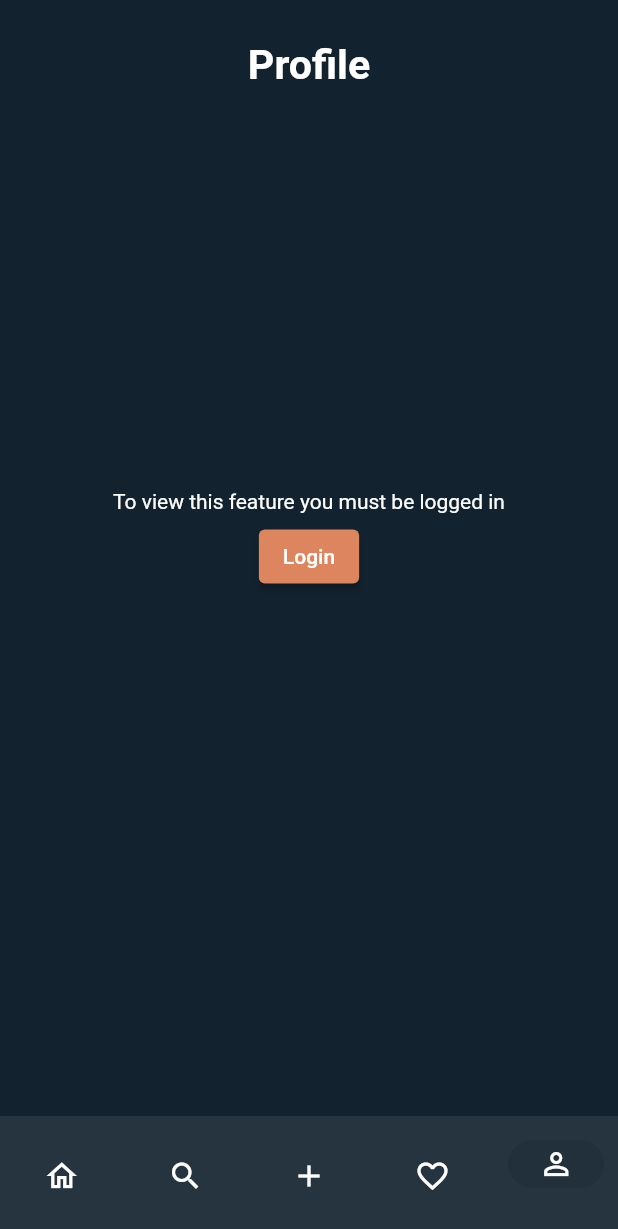
After one commit to Qaiser926/main, a Flutter app: the screen it shows after launch, item 5 of the bottom bar chosen, after a tap on "Login", on a phone screen of 412 x 824 dp. The commit adds this screen. Shown: the top 1229 px of the screen. Run offline on Flutter 3.47's test engine with Material 2 defaults, Android fonts, the phone set to English and light mode, and no system bars; our stand-ins replace carousel_slider, flutter_map, flutter_screenutil, flutter_svg, freezed_annotation, geolocator and 8 more; missing offline and left inert: add_2_calendar, amplify_api, amplify_auth_cognito, amplify_flutter, instant, maps_launcher; generated files the repository leaves out were written again.

Commit message:
several changes regarding not logged in screen and profile page

```diff
--- a/assets/i18n/app_de.arb
+++ b/assets/i18n/app_de.arb
@@ -112,6 +112,7 @@
   "unlimited": "Unlimitiert",
 
   "search": "Suche",
+  "discover": "Entdecken",
   "results": "Suchergebnisse",
 
   "from": "Von",
--- a/assets/i18n/app_en.arb
+++ b/assets/i18n/app_en.arb
@@ -114,6 +114,7 @@
   "unlimited": "Unlimited",
 
   "search": "Search",
+   "discover": "Discover",
   "results": "Search Results",
 
   "from": "From",
--- a/lib/core/favourites/favourite_screen.dart
+++ b/lib/core/favourites/favourite_screen.dart
@@ -1,4 +1,5 @@
 import 'package:flutter/material.dart';
+import 'package:othia/widgets/not_logged_in.dart';
 
 import '../../modules/models/favourite_event_and_activity/favourite_events_and_activities.dart';
 import '../../utils/services/rest-api/rest_api_service.dart';
@@ -20,6 +21,9 @@ class _FavouritePageState extends State<FavouritePage>
   late final TabController _tabController;
   late Future<Object> future;
 
+  //TODO once we can get account from amazon
+  bool isLoggedIn = true;
+
   @override
   bool get wantKeepAlive => true;
 
@@ -27,6 +31,7 @@ class _FavouritePageState extends State<FavouritePage>
 
   @override
   void initState() {
+    // TODO decide if logged in or not
     future = RestService().fetchFavouriteEventsAndActivities();
     super.initState();
     _tabController = TabController(
@@ -35,8 +40,18 @@ class _FavouritePageState extends State<FavouritePage>
     );
   }
 
+  Widget getLoggedInBody() {
+    return FutureBuilder(
+        future: future,
+        builder: (context, snapshot) {
+          return snapshotHandler(snapshot, futureFulfilledWidget, []);
+        });
+  }
+
   @override
   Widget build(BuildContext context) {
+    Widget body = getLoggedInSensitiveBody(
+        isLoggedIn: isLoggedIn, loggedInWidget: getLoggedInBody());
     super.build(context);
     return
         // KeepAlive(
@@ -49,14 +64,10 @@ class _FavouritePageState extends State<FavouritePage>
           tabController: _tabController,
           context: context,
         ),
-        body: FutureBuilder(
-            future: future,
-            builder: (context, snapshot) {
-              return snapshotHandler(snapshot, futureFulfilledWidget, []);
-            }),
+        body: body,
       ),
-      // ),
-    );
+        // ),
+      );
   }
 
   Widget futureFulfilledWidget(Map<String, dynamic> json) {
--- a/lib/core/main_page.dart
+++ b/lib/core/main_page.dart
@@ -3,6 +3,7 @@ import 'package:flutter/material.dart';
 import 'package:flutter_gen/gen_l10n/app_localizations.dart';
 import 'package:othia/constants/app_constants.dart';
 import 'package:othia/core/home/home_page.dart';
+import 'package:othia/core/profile/profile.dart';
 import 'package:othia/core/search/search.dart';
 import 'package:provider/provider.dart';
 
@@ -17,7 +18,7 @@ class MainPage extends StatelessWidget {
     SearchPage(),
     const Add(),
     const FavouritePage(),
-    // const ProfilePage(),
+    const ProfilePage(),
   ];
   final PageController _pageController = PageController(initialPage: 0);
 
--- /dev/null
+++ b/lib/core/profile/profile.dart
@@ -0,0 +1,121 @@
+import 'package:flutter/material.dart';
+import 'package:flutter_screenutil/flutter_screenutil.dart';
+import 'package:othia/widgets/not_logged_in.dart';
+
+import '../../constants/colors.dart';
+import '../../utils/ui/ui_utils.dart';
+
+class ProfilePage extends StatefulWidget {
+  const ProfilePage({Key? key}) : super(key: key);
+
+  @override
+  State<ProfilePage> createState() => _ProfilePageState();
+}
+
+class _ProfilePageState extends State<ProfilePage> {
+  late Future<Object> userInfo;
+
+  bool userLoggedIn = false;
+
+  @override
+  void initState() {
+    // TODO how to receive the user id?
+    // String userId = Get.arguments[NavigatorConstants.EventActivityId] ?? "1";
+    // if (userId != null) {
+    //   // TODO get user info
+    //   userInfo =
+    //       RestService().fetchEventOrActivityDetails(eventOrActivityId: userId);
+    // }
+    super.initState();
+  }
+
+  @override
+  Widget build(BuildContext context) {
+    Widget body;
+    Widget appBarAction;
+    if (userLoggedIn) {
+      body = getProfilePage();
+      appBarAction = GestureDetector(
+          onTap: () {
+            // TODO send to options page
+            // Constant.sendToNext(context, Routes.settingRoute);
+          },
+          child: Icon(
+            Icons.settings,
+            size: 24.h,
+          ));
+    } else {
+      body = getNotLoggedIn();
+      appBarAction = SizedBox();
+    }
+
+    return SafeArea(
+        child: Scaffold(
+            appBar: AppBar(
+                toolbarHeight: 73.h,
+                elevation: 0,
+                title: Text(
+                  // TODO
+                  "Profile",
+                ),
+                centerTitle: true,
+                actions: [appBarAction, getHorSpace(20.h)],
+                automaticallyImplyLeading: false),
+            body: body));
+  }
+
+  Widget getProfilePage() {
+    return Expanded(
+        flex: 1,
+        child: ListView(
+          primary: true,
+          shrinkWrap: true,
+          children: [
+            buildProfileSection(),
+            getVerSpace(20.h),
+            // TODO include hosted event/ activity widget
+          ],
+        ));
+  }
+}
+
+Container buildProfileSection() {
+  return Container(
+    // TODO
+    color: accentColor.withOpacity(0.05),
+    width: double.infinity,
+    child: Column(
+      children: [
+        getVerSpace(31.h),
+        Stack(
+          alignment: Alignment.bottomRight,
+          children: [
+            // TODO
+            getAssetImage("profile_image.png", width: 110.h, height: 110.h),
+            Positioned(
+                child: Container(
+              height: 30.h,
+              width: 30.h,
+              decoration: BoxDecoration(
+                  borderRadius: BorderRadius.circular(20.h),
+                  color: Colors.white,
+                  boxShadow: [
+                    BoxShadow(
+                        color: shadowColor,
+                        offset: const Offset(0, 8),
+                        blurRadius: 27)
+                  ]),
+              padding: EdgeInsets.all(5.h),
+              child: getSvgImage("edit.svg", width: 20.h, height: 20.h),
+            ))
+          ],
+        ),
+        getVerSpace(15.h),
+        // TODO
+        Text("Jenny Wilson"),
+        // Contact details
+        getVerSpace(20.h),
+      ],
+    ),
+  );
+}
--- a/lib/core/search/search_pages/initial_search_page.dart
+++ b/lib/core/search/search_pages/initial_search_page.dart
@@ -19,7 +19,7 @@ class InitialSearchPage extends StatelessWidget {
           primary: true,
           appBar: DropDownAppBar(
               context: context,
-              appBarTitle: AppLocalizations.of(context)!.search,
+              appBarTitle: AppLocalizations.of(context)!.discover,
               automaticallyImplyLeading: false),
           body: CategoryFilter(
             context: context,
--- a/lib/utils/ui/ui_utils.dart
+++ b/lib/utils/ui/ui_utils.dart
@@ -1,10 +1,10 @@
 import 'package:flutter/material.dart';
 import 'package:flutter/widgets.dart';
 import 'package:flutter_screenutil/flutter_screenutil.dart';
+import 'package:flutter_svg/svg.dart';
+import 'package:readmore/readmore.dart';
 
 import '../../constants/asset_constants.dart';
-import 'package:readmore/readmore.dart';
-import 'package:flutter_svg/svg.dart';
 
 Image getAssetImage(String image,
     {double? width,
@@ -35,6 +35,7 @@ AppBar getToolBar(Function function, {Widget? title, bool leading = true}) {
                   function();
                 },
                 child:
+                // TODO
                     getSvgImage("arrow_back.svg", height: 24.h, width: 24.h)),
           )
         : null,
--- /dev/null
+++ b/lib/widgets/not_logged_in.dart
@@ -0,0 +1,39 @@
+import 'package:flutter/material.dart';
+import 'package:flutter_screenutil/flutter_screenutil.dart';
+import 'package:othia/utils/ui/ui_utils.dart';
+
+Widget getNotLoggedIn() {
+  return Container(
+      alignment: Alignment.center,
+      child: Column(
+        children: [
+          getVerSpace(200.h),
+          Column(
+            children: [
+              Text("To view this feature you must be logged in"),
+              Padding(
+                padding: EdgeInsets.symmetric(horizontal: 20.h),
+                child: Expanded(
+                  child: Padding(
+                      padding: EdgeInsets.all(5),
+                      child: ElevatedButton(
+                          onPressed:
+                              // TODO write logout logic
+                              () => {},
+                          child: Text("Login"))),
+                ),
+              ),
+            ],
+          )
+        ],
+      ));
+}
+
+Widget getLoggedInSensitiveBody(
+    {required Widget loggedInWidget, required bool isLoggedIn}) {
+  if (isLoggedIn) {
+    return loggedInWidget;
+  } else {
+    return getNotLoggedIn();
+  }
+}
```
Also changed, not shown: lib/core/profile/settings.dart (+142 -152 lines).
